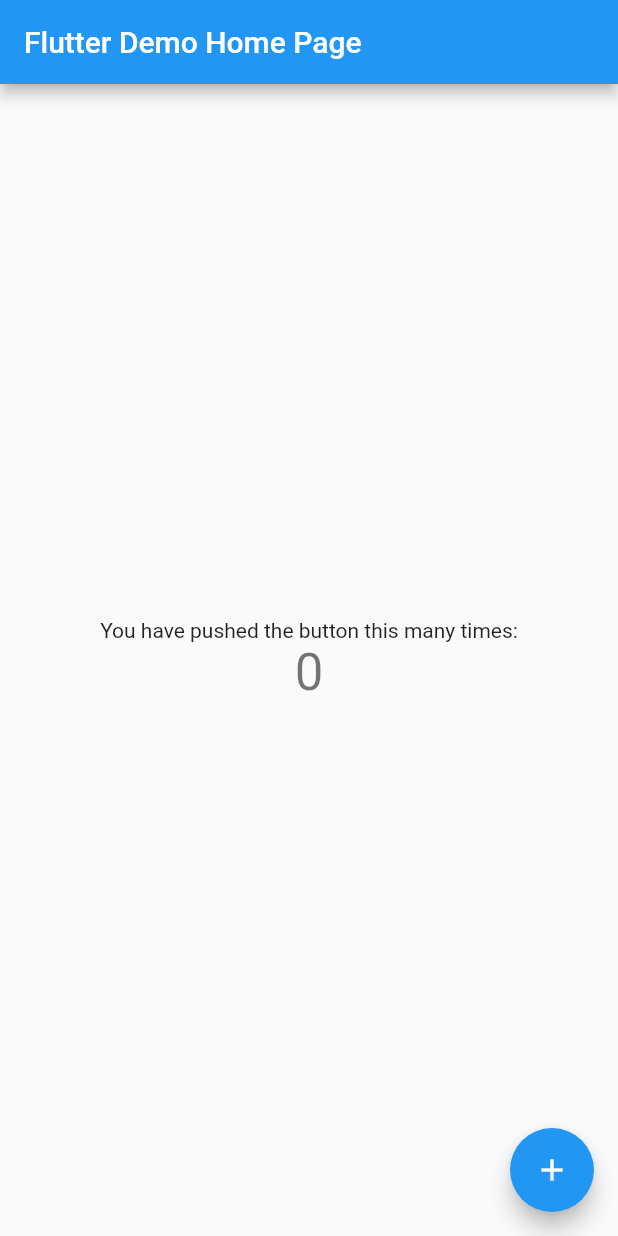
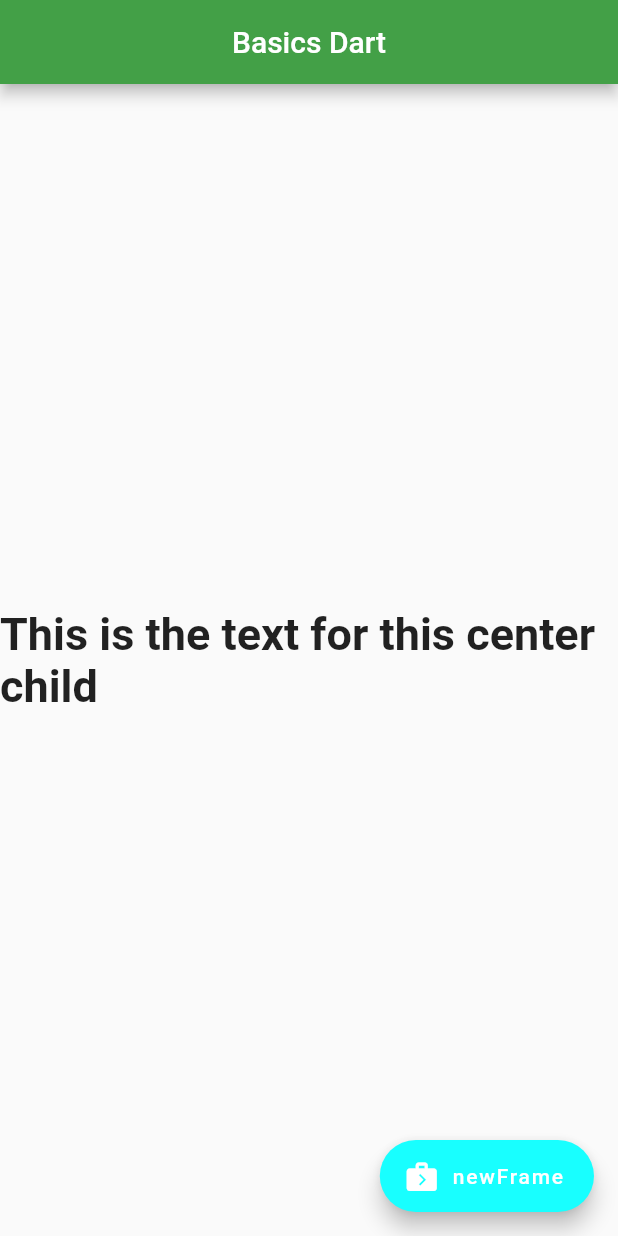
Before and after one commit to alexcontra/dartBasics, a Flutter app: the screen it shows after launch, on a phone screen of 412 x 824 dp. Run offline on Flutter 3.47's test engine with Material 2 defaults, Android fonts, the phone set to English and light mode, and no system bars.

Commit message:
implemented some basic things

```diff
--- a/lib/main.dart
+++ b/lib/main.dart
@@ -1,117 +1,63 @@
+
 import 'package:flutter/material.dart';
 
-void main() {
-  runApp(MyApp());
-}
+void main() => runApp(MaterialApp(
+    home: Home()
+));
 
-class MyApp extends StatelessWidget {
-  // This widget is the root of your application.
+class Home extends StatelessWidget
+{
   @override
   Widget build(BuildContext context) {
-    return MaterialApp(
-      title: 'Flutter Demo',
-      theme: ThemeData(
-        // This is the theme of your application.
-        //
-        // Try running your application with "flutter run". You'll see the
-        // application has a blue toolbar. Then, without quitting the app, try
-        // changing the primarySwatch below to Colors.green and then invoke
-        // "hot reload" (press "r" in the console where you ran "flutter run",
-        // or simply save your changes to "hot reload" in a Flutter IDE).
-        // Notice that the counter didn't reset back to zero; the application
-        // is not restarted.
-        primarySwatch: Colors.blue,
-        // This makes the visual density adapt to the platform that you run
-        // the app on. For desktop platforms, the controls will be smaller and
-        // closer together (more dense) than on mobile platforms.
-        visualDensity: VisualDensity.adaptivePlatformDensity,
+    // TODO: implement build
+    return Scaffold(
+      appBar: AppBar(
+        title: Text('Basics Dart'),
+        centerTitle: true,
+        backgroundColor: Colors.green[600],
       ),
-      home: MyHomePage(title: 'Flutter Demo Home Page'),
+      body: Center(
+        child: Text(
+          'This is the text for this center child',
+          style: TextStyle(
+            fontWeight: FontWeight.bold,
+            fontSize: 30.0,
+          ),
+        ),
+      ),
+      floatingActionButton: FloatingActionButton.extended(
+        onPressed: (){
+          return runApp(MaterialApp(
+              home: newFrame()
+          ));
+        },
+        label: Text('newFrame'),
+        icon: Icon(Icons.next_week),
+        backgroundColor: Colors.cyanAccent,
+      ),
     );
   }
 }
+class newFrame extends StatelessWidget
+{
+  @override
+  Widget build(BuildContext context) {
+    // TODO: implement build
+    return Scaffold(
+      appBar: AppBar(
+        title:Text('new Frame'),
 
-class MyHomePage extends StatefulWidget {
-  MyHomePage({Key key, this.title}) : super(key: key);
-
-  // This widget is the home page of your application. It is stateful, meaning
-  // that it has a State object (defined below) that contains fields that affect
-  // how it looks.
-
-  // This class is the configuration for the state. It holds the values (in this
-  // case the title) provided by the parent (in this case the App widget) and
-  // used by the build method of the State. Fields in a Widget subclass are
-  // always marked "final".
-
-  final String title;
-
-  @override
-  _MyHomePageState createState() => _MyHomePageState();
-}
-
-class _MyHomePageState extends State<MyHomePage> {
-  int _counter = 0;
-
-  void _incrementCounter() {
-    setState(() {
-      // This call to setState tells the Flutter framework that something has
-      // changed in this State, which causes it to rerun the build method below
-      // so that the display can reflect the updated values. If we changed
-      // _counter without calling setState(), then the build method would not be
-      // called again, and so nothing would appear to happen.
-      _counter++;
-    });
+      ),
+      floatingActionButton: FloatingActionButton.extended(onPressed: (){
+        return runApp(MaterialApp(
+          home: Home()
+        ));
+      },
+          label: Text('back to main Frame'),
+          icon : Icon(Icons.flip_to_back),
+          backgroundColor: Colors.red,
+      ),
+    );
   }
 
-  @override
-  Widget build(BuildContext context) {
-    // This method is rerun every time setState is called, for instance as done
-    // by the _incrementCounter method above.
-    //
-    // The Flutter framework has been optimized to make rerunning build methods
-    // fast, so that you can just rebuild anything that needs updating rather
-    // than having to individually change instances of widgets.
-    return Scaffold(
-      appBar: AppBar(
-        // Here we take the value from the MyHomePage object that was created by
-        // the App.build method, and use it to set our appbar title.
-        title: Text(widget.title),
-      ),
-      body: Center(
-        // Center is a layout widget. It takes a single child and positions it
-        // in the middle of the parent.
-        child: Column(
-          // Column is also a layout widget. It takes a list of children and
-          // arranges them vertically. By default, it sizes itself to fit its
-          // children horizontally, and tries to be as tall as its parent.
-          //
-          // Invoke "debug painting" (press "p" in the console, choose the
-          // "Toggle Debug Paint" action from the Flutter Inspector in Android
-          // Studio, or the "Toggle Debug Paint" command in Visual Studio Code)
-          // to see the wireframe for each widget.
-          //
-          // Column has various properties to control how it sizes itself and
-          // how it positions its children. Here we use mainAxisAlignment to
-          // center the children vertically; the main axis here is the vertical
-          // axis because Columns are vertical (the cross axis would be
-          // horizontal).
-          mainAxisAlignment: MainAxisAlignment.center,
-          children: <Widget>[
-            Text(
-              'You have pushed the button this many times:',
-            ),
-            Text(
-              '$_counter',
-              style: Theme.of(context).textTheme.headline4,
-            ),
-          ],
-        ),
-      ),
-      floatingActionButton: FloatingActionButton(
-        onPressed: _incrementCounter,
-        tooltip: 'Increment',
-        child: Icon(Icons.add),
-      ), // This trailing comma makes auto-formatting nicer for build methods.
-    );
-  }
 }
```
Also changed, not shown: 1 other file.
